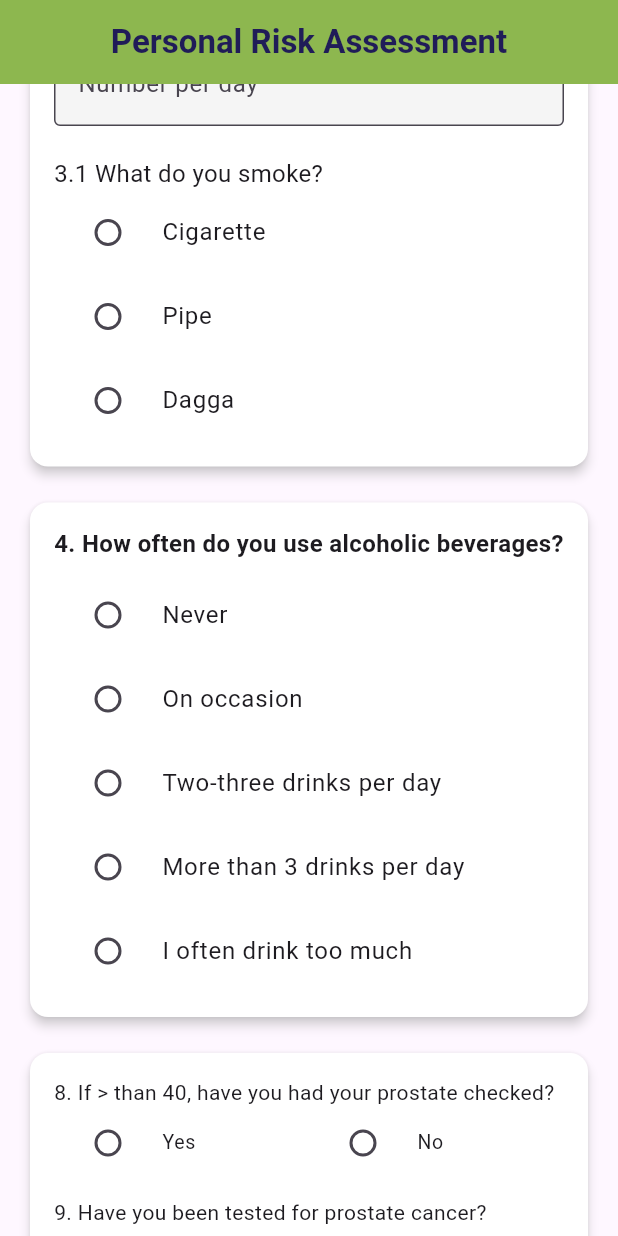
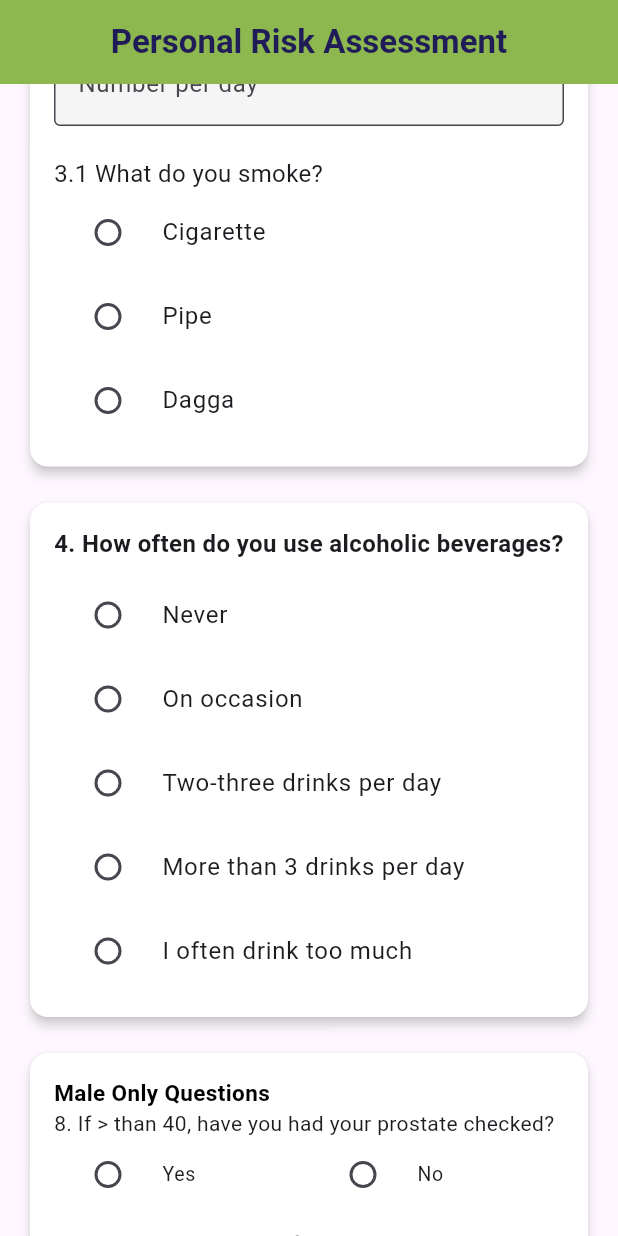
Before and after one commit to munashethedeveloper/kenwell_health_app, a Flutter app: the PersonalRiskAssessmentScreen screen opened directly with empty values, scrolled down 1152 dp, on a phone screen of 412 x 824 dp. Run offline on Flutter 3.47's test engine with Material 3 defaults, Android fonts, the phone set to English and light mode, and no system bars; our stand-ins replace cloud_firestore, firebase_auth, flutter_svg, package_info_plus, shared_preferences, signature and 1 more; accounts and stored records are empty.

Commit message:
added header/title for male and female only questions

```diff
--- a/lib/ui/features/risk_assessment/widgets/personal_risk_assessment_screen.dart
+++ b/lib/ui/features/risk_assessment/widgets/personal_risk_assessment_screen.dart
@@ -184,6 +184,17 @@ class PersonalRiskAssessmentScreen extends StatelessWidget {
                         child: Column(
                           crossAxisAlignment: CrossAxisAlignment.start,
                           children: [
+                            const Align(
+                              alignment: Alignment.centerLeft,
+                              child: Text(
+                                'Female Only Questions',
+                                style: TextStyle(
+                                  fontSize: 15,
+                                  fontWeight: FontWeight.bold,
+                                  color: Colors.black,
+                                ),
+                              ),
+                            ),
                             KenwellYesNoQuestion<bool>(
                               question:
                                   '5. Have you had a pap smear in the last 24 months?',
@@ -218,6 +229,17 @@ class PersonalRiskAssessmentScreen extends StatelessWidget {
                         child: Column(
                           crossAxisAlignment: CrossAxisAlignment.start,
                           children: [
+                            const Align(
+                              alignment: Alignment.centerLeft,
+                              child: Text(
+                                'Male Only Questions',
+                                style: TextStyle(
+                                  fontSize: 15,
+                                  fontWeight: FontWeight.bold,
+                                  color: Colors.black,
+                                ),
+                              ),
+                            ),
                             KenwellYesNoQuestion<bool>(
                               question:
                                   '8. If > than 40, have you had your prostate checked?',
```
